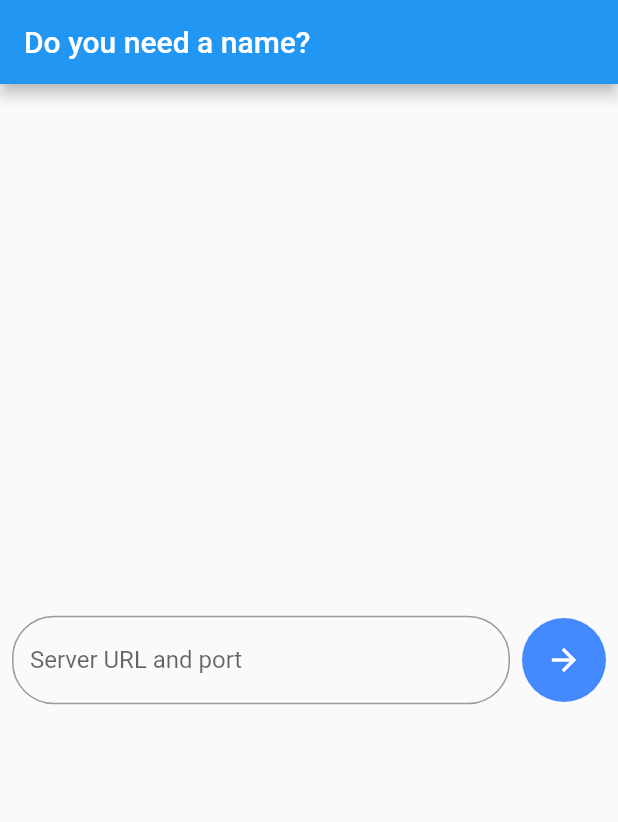
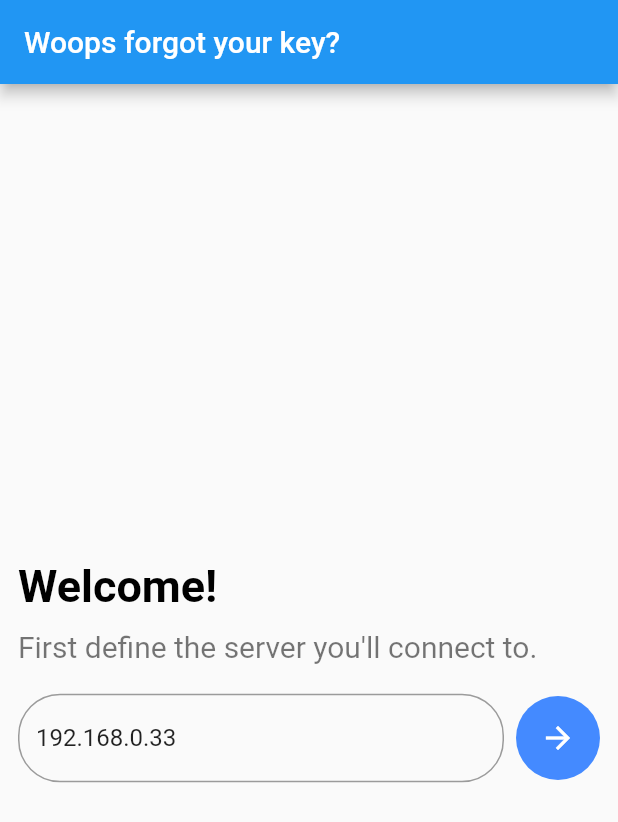
Before and after one commit to ThiagoFontes/tcc_app_demonstration, a Flutter app: the screen it shows after launch, on a phone screen of 412 x 824 dp. Shown: the top 822 px of the screen. Run offline on Flutter 3.47's test engine with Material 2 defaults, Android fonts, the phone set to English and light mode, and no system bars.

Commit message:
Improving first screen layout

```diff
--- a/lockoon/lib/server_selection.dart
+++ b/lockoon/lib/server_selection.dart
@@ -1,3 +1,5 @@
+import 'dart:ui';
+
 import 'package:flutter/material.dart';
 import 'package:lockoon/wigets/round_button_icon.dart';
 import 'package:lockoon/wigets/round_flexible_textfield.dart';
@@ -7,16 +9,38 @@ class ServerSelection extends StatelessWidget {
   Widget build(BuildContext context) {
     return Scaffold(
       appBar: AppBar(
-        title: Text("Do you need a name?"),
+        title: Text("Woops forgot your key?"),
       ),
       body: Center(
         child: Padding(
-          padding: const EdgeInsets.all(8.0),
+          padding: const EdgeInsets.all(12.0),
           child: Column(
             mainAxisAlignment: MainAxisAlignment.center,
             crossAxisAlignment: CrossAxisAlignment.start,
             children: <Widget>[
-              Row(
+              Padding(
+                padding: const EdgeInsets.fromLTRB(0,0,0,10),
+                child: Text(
+                  "Welcome!",
+                  style: TextStyle(
+                      height: 1.8,
+                      color: Colors.black,
+                      fontSize: 30,
+                      fontWeight: FontWeight.bold),
+                ),
+              ),
+              Text(
+                "First define the server you'll connect to.",
+                style: TextStyle(
+                  height: 1,
+                  color: Colors.black54,
+                  fontSize: 20,
+                  fontWeight: FontWeight.normal,
+                ),
+              ),
+              Padding(
+                padding: const EdgeInsets.fromLTRB(0, 20, 0, 0),
+                child: Row(
                   children: <Widget>[
                     RoundFlexibleTextField(),
                     Padding(
@@ -27,6 +51,7 @@ class ServerSelection extends StatelessWidget {
                     )
                   ],
                 ),
+              ),
             ],
           ),
         ),
--- a/lockoon/lib/wigets/round_flexible_textfield.dart
+++ b/lockoon/lib/wigets/round_flexible_textfield.dart
@@ -8,7 +8,9 @@ class RoundFlexibleTextField extends StatelessWidget {
   @override
   Widget build(BuildContext context) {
     return new Flexible(
-      child: TextField(
+      child: TextFormField(
+        initialValue: "192.168.0.33",
+        keyboardType: TextInputType.number,
         decoration: new InputDecoration(
           hintText: "Server URL and port",
           border: OutlineInputBorder(
```
Lines whose indentation alone changed are shown as unchanged.
